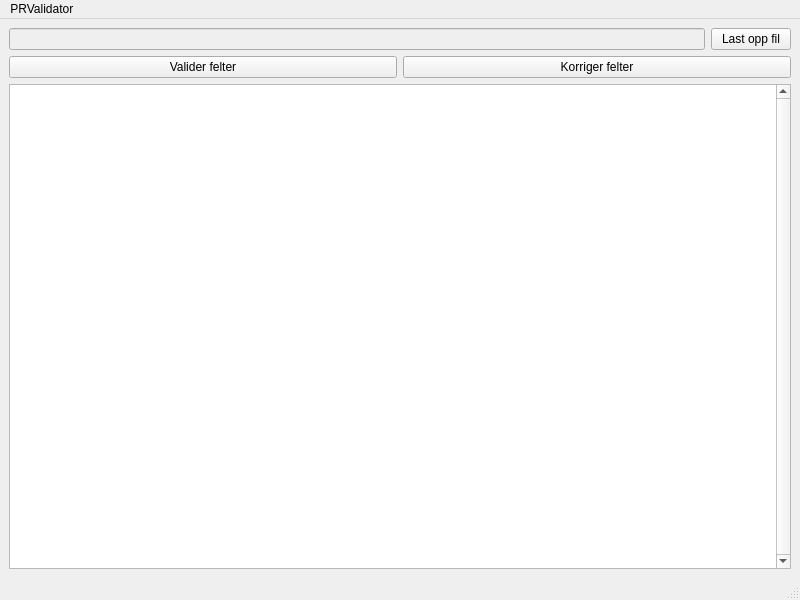
Above: PRValidator/form.ui from ViktorAlsos/PRValidator before the change. Below: the same form after it.
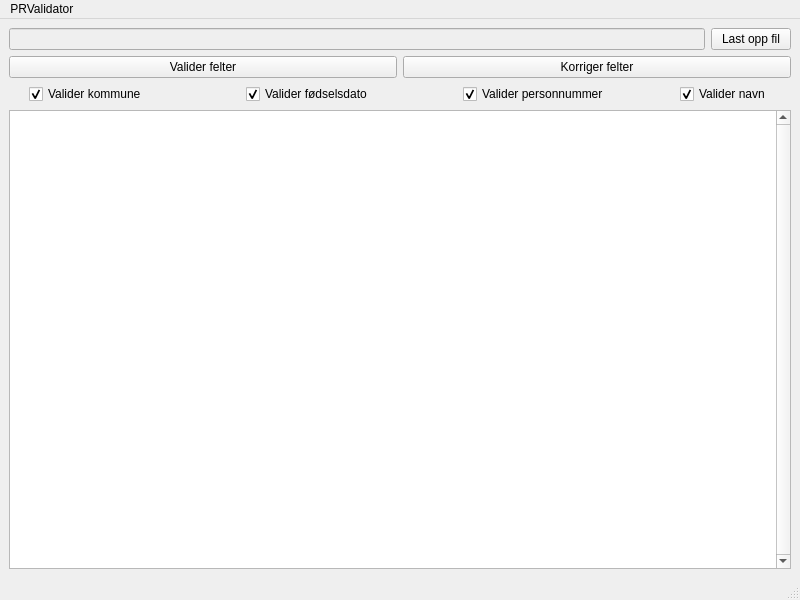
That is the form after the change.

The edit to the form file:
```diff
--- a/PRValidator/form.ui
+++ b/PRValidator/form.ui
@@ -54,6 +54,59 @@
       </item>
      </layout>
     </item>
+    <item>
+     <layout class="QHBoxLayout" name="horizontalLayout_9" stretch="10,10,10,0">
+      <property name="leftMargin">
+       <number>20</number>
+      </property>
+      <property name="rightMargin">
+       <number>20</number>
+      </property>
+      <item>
+       <widget class="QCheckBox" name="checkKommune">
+        <property name="text">
+         <string>Valider kommune</string>
+        </property>
+        <property name="checked">
+         <bool>true</bool>
+        </property>
+       </widget>
+      </item>
+      <item>
+       <widget class="QCheckBox" name="checkDato">
+        <property name="text">
+         <string>Valider fødselsdato</string>
+        </property>
+        <property name="checked">
+         <bool>true</bool>
+        </property>
+        <property name="tristate">
+         <bool>false</bool>
+        </property>
+       </widget>
+      </item>
+      <item>
+       <widget class="QCheckBox" name="checkPersonnr">
+        <property name="text">
+         <string>Valider personnummer</string>
+        </property>
+        <property name="checked">
+         <bool>true</bool>
+        </property>
+       </widget>
+      </item>
+      <item>
+       <widget class="QCheckBox" name="checkNavn">
+        <property name="text">
+         <string>Valider navn</string>
+        </property>
+        <property name="checked">
+         <bool>true</bool>
+        </property>
+       </widget>
+      </item>
+     </layout>
+    </item>
     <item>
      <widget class="QTextEdit" name="text_result">
       <property name="enabled">
```
